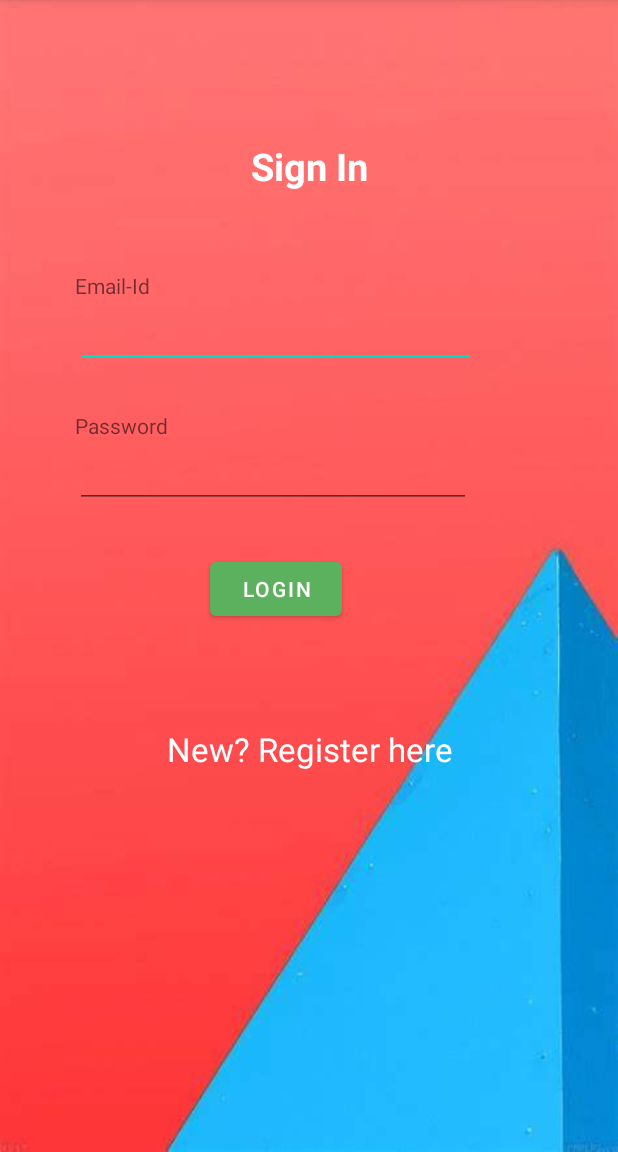
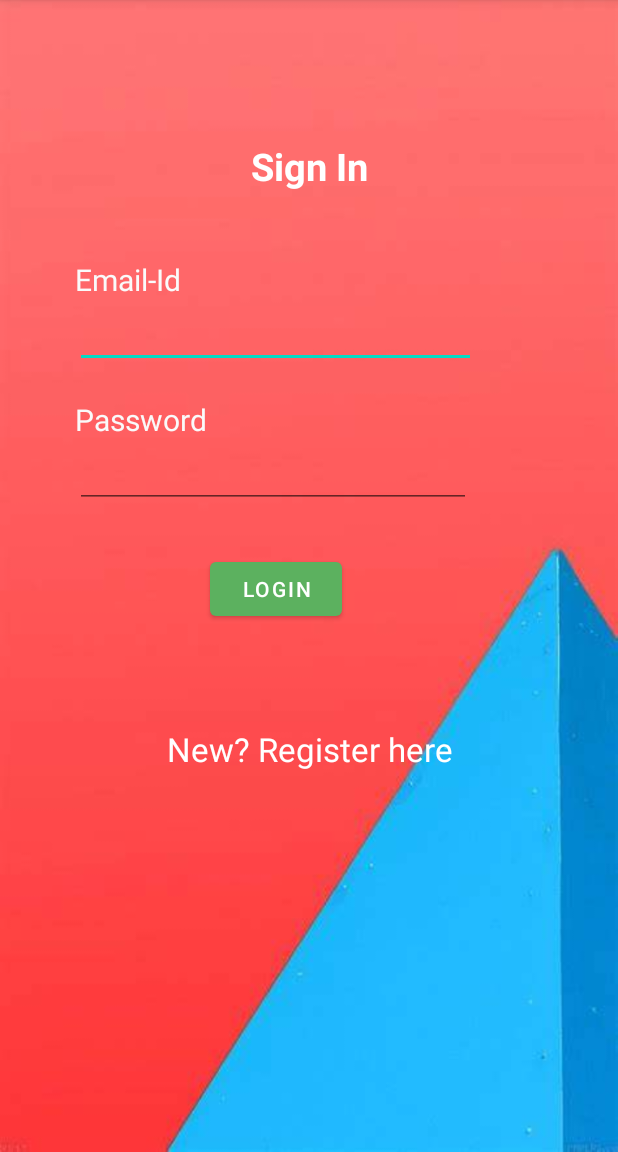
Before and after one commit to Shivcoder27/Charak_App, an Android app: the Logdoctor screen opened directly, with no data from a screen before it, on a phone screen of 412 x 824 dp, the part 84-1236 px from its top. Run offline under Robolectric (Android 15) with nearby library versions, the phone set to English and light mode, and no system bars; our stand-ins replace Firebase (no records; nobody signed in at launch, a user with empty details on screens opened directly).

Commit message:
all files are uploaded including jpg and png

```diff
--- a/app/src/main/java/com/example/hackthisfall/searchPatient.java
+++ b/app/src/main/java/com/example/hackthisfall/searchPatient.java
@@ -20,7 +20,7 @@ public class searchPatient extends AppCompatActivity {
 //        WebSettings webSettings = myWebView.getSettings();
 //        webSettings.setJavaScriptEnabled(true);
 //        webView.getSettings().setJavaScriptEnabled(true); // true/false to enable disable JavaScript support
-        myWebView.loadUrl("https://charak.netlify.app/");
+        myWebView.loadUrl("https://ssas.netlify.app/");
 
     }
 
--- a/app/src/main/res/layout/activity_logdoctor.xml
+++ b/app/src/main/res/layout/activity_logdoctor.xml
@@ -23,7 +23,9 @@
         android:layout_marginLeft="50dp"
         android:layout_marginTop="20dp"
         android:gravity="bottom"
-        android:text="Email-Id" />
+        android:text="Email-Id"
+        android:textColor="#FAFAFA"
+        android:textSize="20sp" />
 
     <EditText
         android:id="@+id/txtemail"
@@ -39,7 +41,9 @@
         android:layout_height="48dp"
         android:layout_marginLeft="50dp"
         android:gravity="bottom"
-        android:text="Password" />
+        android:text="Password"
+        android:textColor="#FAFAFA"
+        android:textSize="20sp" />
 
     <EditText
         android:id="@+id/txtPwd"
```
